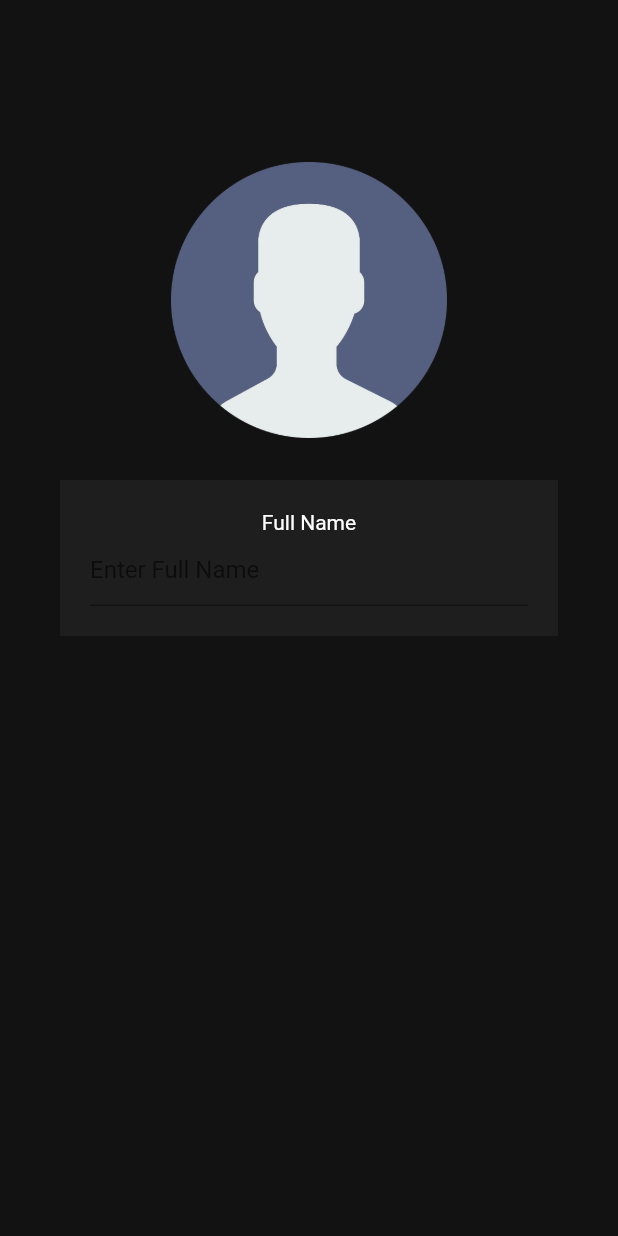
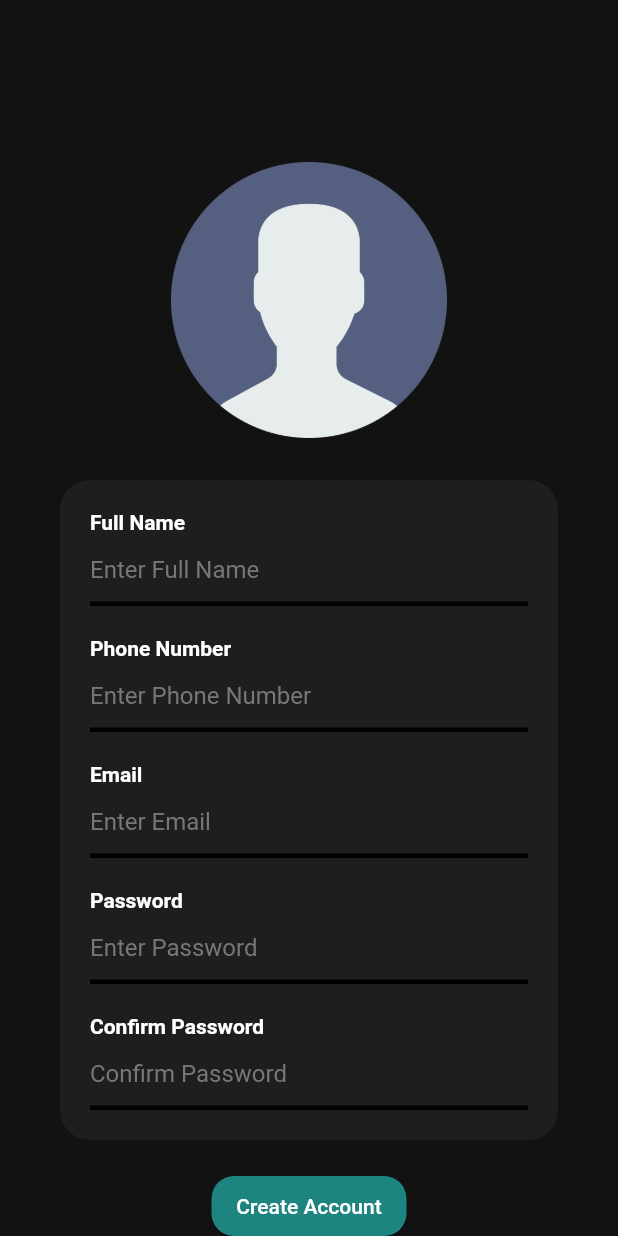
Before and after one commit to SHAHMEER-ALYAN/Karpool-Flutter, a Flutter app: the SignupPage screen opened directly, on a phone screen of 412 x 824 dp. Run offline on Flutter 3.47's test engine with Material 2 defaults, Android fonts, the light colour scheme and no system bars; our stand-ins replace firebase_core; accounts and stored records are empty.

Commit message:
Add Create Account/Sign up Screen

```diff
--- a/lib/signup.dart
+++ b/lib/signup.dart
@@ -1,5 +1,6 @@
 import 'package:flutter/material.dart';
 import 'main.dart';
+
 
 void main(){
   runApp(Signup());
@@ -30,7 +31,14 @@ class SignupPage extends StatelessWidget{
                     icon: Image.asset("assets/user.png")),
               ),
               SizedBox(height: 20,),
-                signupInfo()
+                signupInfo(),
+                SizedBox(height: 20,),
+                ElevatedButton(onPressed: () {}, child: Text("Create Account"),
+                style: ElevatedButton.styleFrom(backgroundColor: hexToColor("#1E847F"),
+                fixedSize: Size(130, 40),
+                shape: RoundedRectangleBorder(
+                  borderRadius: BorderRadius.circular(15)
+                )),)
             ],
           ),
         ),
@@ -44,15 +52,60 @@ Widget signupInfo(){
     padding: EdgeInsets.all(20),
     margin: EdgeInsets.symmetric(horizontal: 40),
     decoration: BoxDecoration(
-      color: hexToColor("#1e1e1e")
+        borderRadius: BorderRadius.circular(20),
+        color: hexToColor('#1e1e1e')
     ),
     child: Column(
     children: [
-      Text("Full Name",style: TextStyle(color: Colors.white),),
-      TextField(decoration: InputDecoration(
-        hintText: "Enter Full Name"
-      ),)
+      Align(
+        alignment: Alignment.centerLeft,
+          child: Text("Full Name",
+        style: TextStyle(color: Colors.white,fontWeight: FontWeight.bold),
+      )
+      ),
+      TextField(decoration: textfieldstyle("Enter Full Name"),
+      ),
+      SizedBox(height: 20,),
+      Align(
+        alignment: Alignment.centerLeft,
+        child: Text("Phone Number",
+        style: textstyle(),
+        ),
+      ),
+      TextField(decoration: textfieldstyle("Enter Phone Number"),),
+      SizedBox(height: 20,),
+      Align(
+          alignment: Alignment.centerLeft,
+          child: Text("Email",style: textstyle(),)
+      ),
+      TextField(decoration: textfieldstyle("Enter Email")
+      ),
+      SizedBox(height: 20,),
+      Align(alignment: Alignment.centerLeft,
+      child: Text("Password",style: textstyle(),
+      ),
+      ),
+      TextField(decoration: textfieldstyle("Enter Password")),
+      SizedBox(height: 20,),
+      Align(
+          alignment: Alignment.centerLeft,
+          child: Text("Confirm Password",style: textstyle(),)
+      ),
+      TextField(decoration: textfieldstyle("Confirm Password"),
+      )
     ],
   ),
   );
 }
+
+TextStyle textstyle(){
+  return TextStyle(color: Colors.white,fontWeight: FontWeight.bold);
+}
+
+InputDecoration textfieldstyle(String abc){
+  return InputDecoration(
+    enabledBorder: UnderlineInputBorder(
+      borderSide: BorderSide(width: 3)),hintText: abc,
+      hintStyle: TextStyle(color: hexToColor("#777777"))
+    );
+}
```
